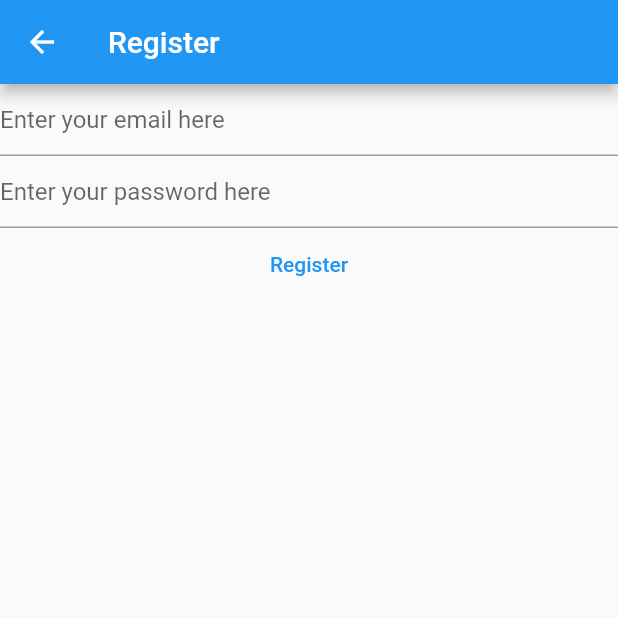
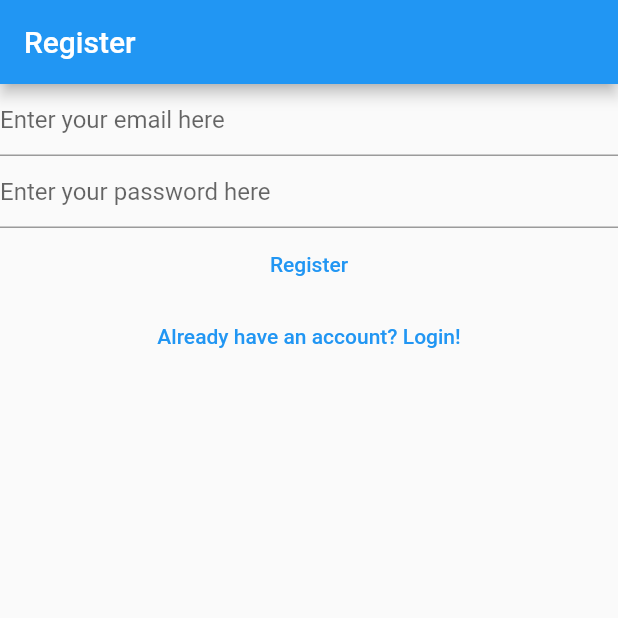
Before and after one commit to SOG-web/rou-note-flutter, a Flutter app: the RegisterView screen opened directly, on a phone screen of 412 x 824 dp, the top half of it. Run offline on Flutter 3.47's test engine with Material 2 defaults, Android fonts, the phone set to English and light mode, and no system bars; our stand-ins replace firebase_auth, firebase_core; accounts and stored records are empty.

Commit message:
login and register route created, email verified resolved

```diff
--- a/lib/views/register_view.dart
+++ b/lib/views/register_view.dart
@@ -1,8 +1,5 @@
 import 'package:firebase_auth/firebase_auth.dart';
-import 'package:firebase_core/firebase_core.dart';
 import 'package:flutter/material.dart';
-
-import '../firebase_options.dart';
 
 class RegisterView extends StatefulWidget {
   const RegisterView({super.key});
@@ -33,14 +30,7 @@
   Widget build(BuildContext context) {
     return Scaffold(
       appBar: AppBar(title: const Text('Register')),
-      body: FutureBuilder(
-        future: Firebase.initializeApp(
-          options: DefaultFirebaseOptions.currentPlatform,
-        ),
-        builder: (context, snapshot) {
-          switch (snapshot.connectionState) {
-            case ConnectionState.done:
-              return Column(
+      body: Column(
         children: [
           TextField(
             controller: _email,
@@ -87,13 +77,12 @@
             },
             child: const Text('Register'),
           ),
+          TextButton(
+              onPressed: () {
+                Navigator.of(context).pushNamedAndRemoveUntil('/login', (route) => false);
+              },
+              child: const Text('Already have an account? Login!'))
         ],
-              );
-
-            default:
-              return const Text('loading');
-          }
-        },
       ),
     );
   }
```
Also changed, not shown: lib/main.dart (+25 -37 lines), lib/views/login_view.dart (+9 -18 lines), lib/views/verify_email_view.dart (added, +31 -0 lines). Lines whose indentation alone changed are shown as unchanged.
